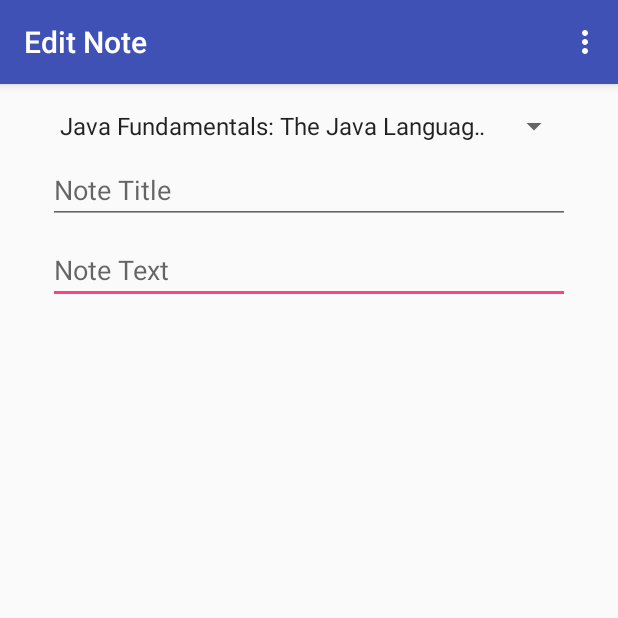
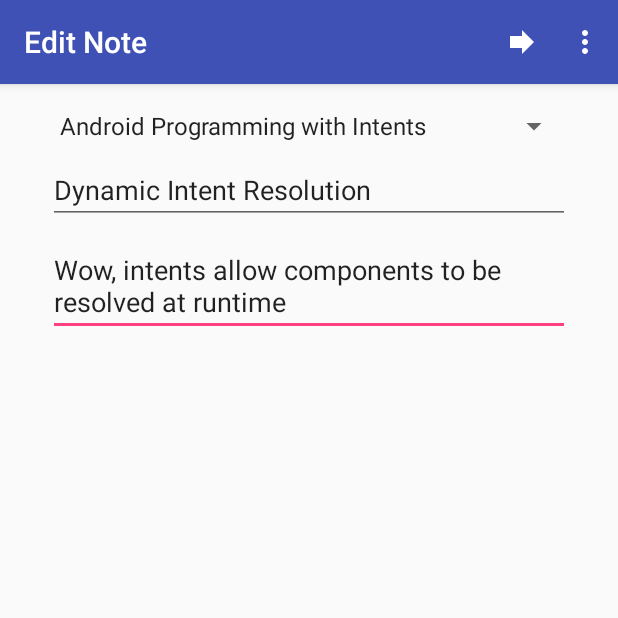
Before and after one commit to codingkarthik/NoteKeeperApp, an Android app: the MainActivity screen opened directly, with no data from a screen before it, in the options menu, after a tap on "Settings", on a phone screen of 412 x 824 dp, the top half of it. Run offline under Robolectric (Android 15) with nearby library versions, the phone set to English and light mode, and no system bars.

Commit message:
Added "Next Note" functionality in the action bar

```diff
--- a/app/src/main/java/karthik/www/notekeeper/MainActivity.kt
+++ b/app/src/main/java/karthik/www/notekeeper/MainActivity.kt
@@ -54,7 +54,30 @@ class MainActivity : AppCompatActivity() {
         // as you specify a parent activity in AndroidManifest.xml.
         return when (item.itemId) {
             R.id.action_settings -> true
+            R.id.action_next -> {
+                moveNext()
+                true
+            }
             else -> super.onOptionsItemSelected(item)
         }
     }
+
+    private fun moveNext() {
+        ++notePosition
+        displayNote()
+        invalidateOptionsMenu()
+    }
+
+    override fun onPrepareOptionsMenu(menu: Menu?): Boolean {
+        if(notePosition >= DataManager.notes.lastIndex) {
+            val menuItem = menu?.findItem(R.id.action_next)
+            if(menuItem != null) {
+                menuItem.icon = getDrawable(R.drawable.ic_block_white_24dp)
+                menuItem.isEnabled = false
+                menuItem.title = ""
+            }
+        }
+
+        return super.onPrepareOptionsMenu(menu)
+    }
 }
--- /dev/null
+++ b/app/src/main/res/drawable/ic_block_white_24dp.xml
@@ -0,0 +1,5 @@
+<vector android:height="24dp" android:tint="#FFFFFF"
+    android:viewportHeight="24.0" android:viewportWidth="24.0"
+    android:width="24dp" xmlns:android="http://schemas.android.com/apk/res/android">
+    <path android:fillColor="#FF000000" android:pathData="M12,2C6.48,2 2,6.48 2,12s4.48,10 10,10 10,-4.48 10,-10S17.52,2 12,2zM4,12c0,-4.42 3.58,-8 8,-8 1.85,0 3.55,0.63 4.9,1.69L5.69,16.9C4.63,15.55 4,13.85 4,12zM12,20c-1.85,0 -3.55,-0.63 -4.9,-1.69L18.31,7.1C19.37,8.45 20,10.15 20,12c0,4.42 -3.58,8 -8,8z"/>
+</vector>
--- /dev/null
+++ b/app/src/main/res/drawable/ic_forward_white_24dp.xml
@@ -0,0 +1,5 @@
+<vector android:height="24dp" android:tint="#FFFFFF"
+    android:viewportHeight="24.0" android:viewportWidth="24.0"
+    android:width="24dp" xmlns:android="http://schemas.android.com/apk/res/android">
+    <path android:fillColor="#FF000000" android:pathData="M12,8V4l8,8 -8,8v-4H4V8z"/>
+</vector>
--- a/app/src/main/res/menu/menu_note.xml
+++ b/app/src/main/res/menu/menu_note.xml
@@ -2,6 +2,12 @@
     xmlns:app="http://schemas.android.com/apk/res-auto"
     xmlns:tools="http://schemas.android.com/tools"
     tools:context="karthik.www.notekeeper.MainActivity">
+    <item
+        android:id="@+id/action_next"
+        android:icon="@drawable/ic_forward_white_24dp"
+        android:orderInCategory="101"
+        android:title="Next "
+        app:showAsAction="ifRoom|withText" />
     <item
         android:id="@+id/action_settings"
         android:orderInCategory="100"
```
